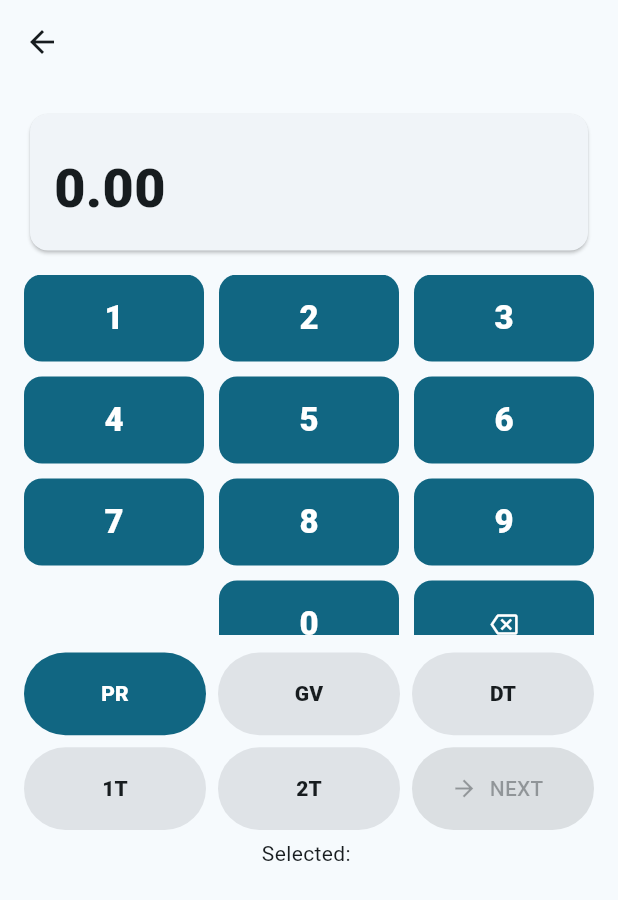
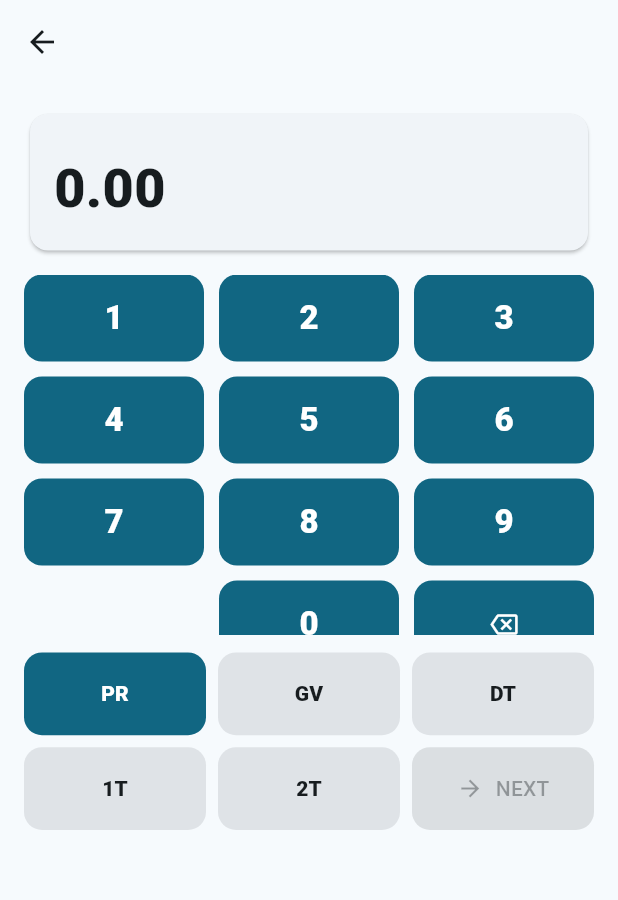
Before and after one commit to JimGLDS/RC03, a Flutter app: the Screen1 screen opened directly with empty values, on a phone screen of 412 x 824 dp. Shown: the top 900 px of the screen. Run offline on Flutter 3.47's test engine with Material 3 defaults, Android fonts, the phone set to English and light mode, and no system bars; our stand-ins replace pdf, shared_preferences; missing offline and left inert: dart:html; accounts and stored records are empty.

Commit message:
Screen1: enforce uniform button shape for road types and NEXT; remove Selected

```diff
--- a/lib/screens/wizard/screen1.dart
+++ b/lib/screens/wizard/screen1.dart
@@ -141,6 +141,10 @@ class _Screen1State extends State<Screen1> {
                 SizedBox(
                   height: 48,
                   child: FilledButton.icon(
+                    style: FilledButton.styleFrom(
+                      padding: EdgeInsets.zero,
+                      shape: RoundedRectangleBorder(borderRadius: BorderRadius.circular(12)),
+                    ),
                     onPressed: odoValid
                         ? () async {
                             final base = widget.initialDraft ??
@@ -173,26 +177,22 @@ class _Screen1State extends State<Screen1> {
               ],
             ),
             const SizedBox(height: 6),
-            Text('Selected: '),
           ],
         ),
       ),
     );
   }
-
   Widget surfaceBtn(SurfaceType s) {
     final selected = surface == s;
-    return SizedBox(
-      width: 72,
-      height: 48,
-      child: FilledButton(
-        onPressed: () => setState(() => surface = s),
-        style: FilledButton.styleFrom(
-          backgroundColor: selected ? null : Theme.of(context).colorScheme.surfaceContainerHighest,
-          foregroundColor: selected ? null : Theme.of(context).colorScheme.onSurface,
-        ),
-        child: Text(surfaceText(s), style: const TextStyle(fontWeight: FontWeight.w900)),
+    return FilledButton(
+      style: FilledButton.styleFrom(
+        padding: EdgeInsets.zero,
+        shape: RoundedRectangleBorder(borderRadius: BorderRadius.circular(12)),
+        backgroundColor: selected ? null : Theme.of(context).colorScheme.surfaceContainerHighest,
+        foregroundColor: selected ? null : Theme.of(context).colorScheme.onSurface,
       ),
+      onPressed: () => setState(() => surface = s),
+      child: Text(surfaceText(s), style: const TextStyle(fontWeight: FontWeight.w900)),
     );
   }
   Widget keypad() {
```
